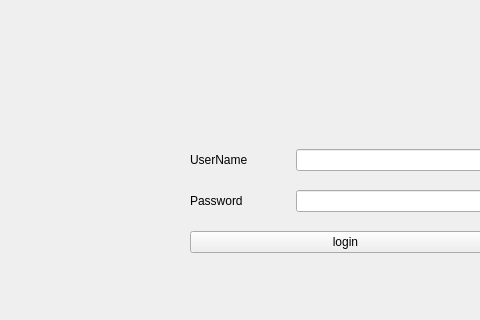
Before: the Qt Designer form GUI/LoginGUIQtDesigner.ui in applet199/OOPCourseWorkTwo, drawn with Qt 5; both pictures show x 210 to 690 and y 164 to 484 of the 1115 by 862 pixel window.
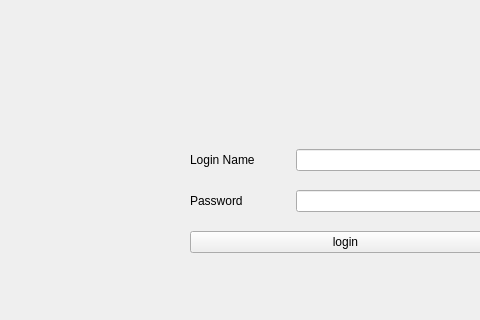
After: the same form once the commit is applied.

The edit to the form file:
```diff
--- a/GUI/LoginGUIQtDesigner.ui
+++ b/GUI/LoginGUIQtDesigner.ui
@@ -35,7 +35,7 @@
           </size>
          </property>
          <property name="text">
-          <string>UserName</string>
+          <string>Login Name</string>
          </property>
         </widget>
        </item>
```
